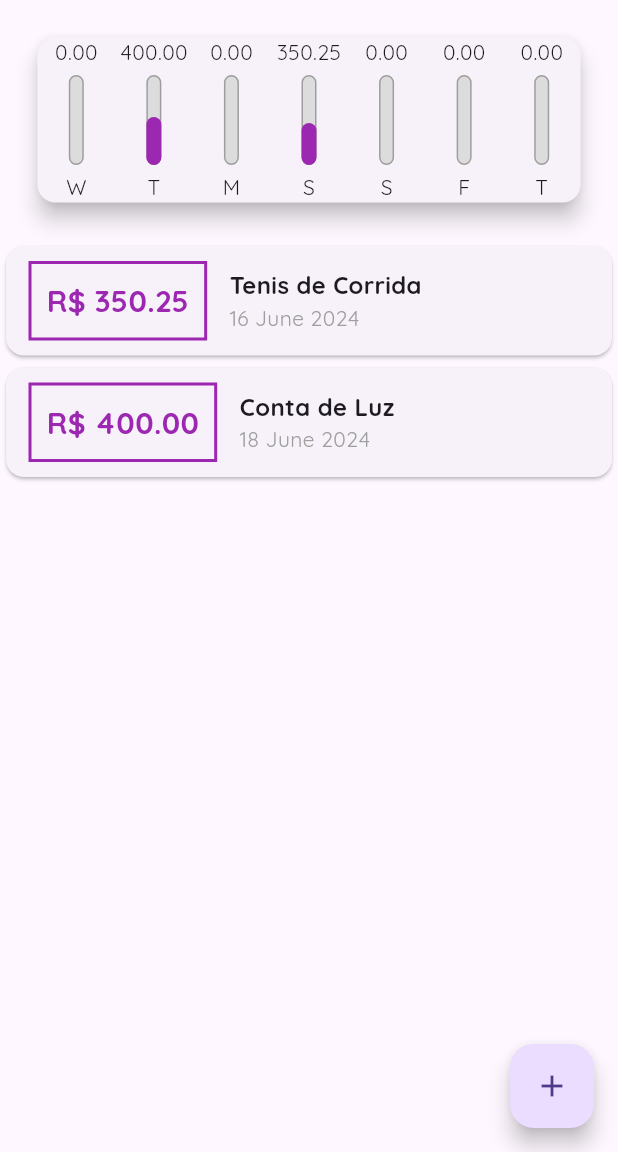
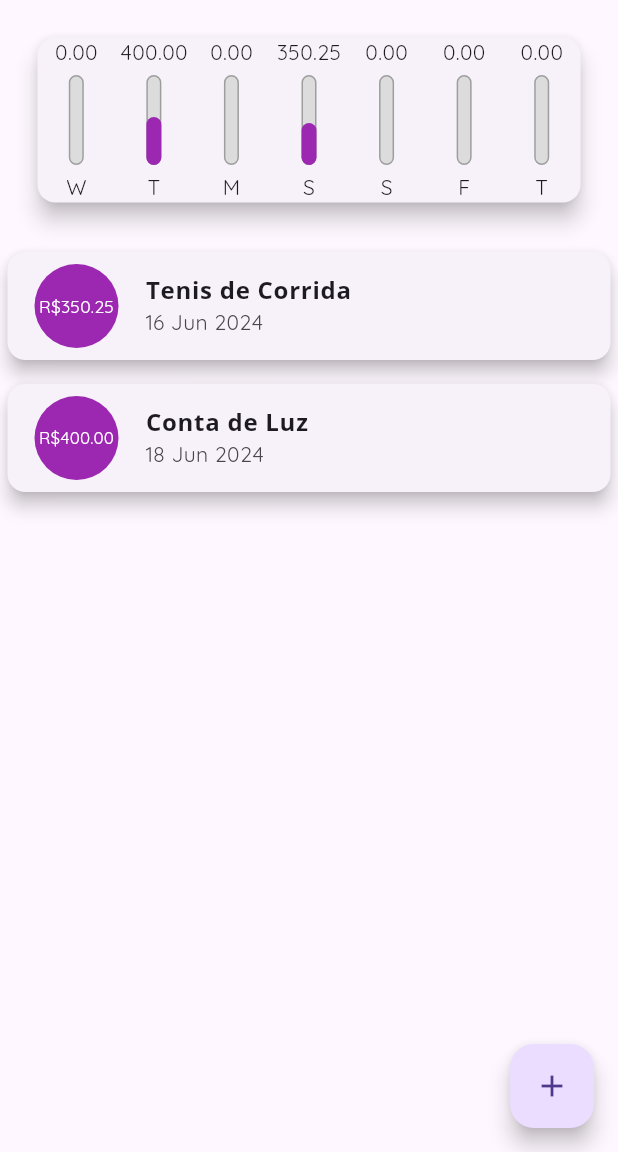
Before and after one commit to juniin1233/Expenses, a Flutter app: the screen it shows after launch, on a phone screen of 412 x 824 dp, the part 84-1236 px from its top. Run offline on Flutter 3.47's test engine with Material 3 defaults, Android fonts, the phone set to English and light mode, and no system bars.

Commit message:
Modificações
Mudei a estrutura da lista de transações, colocando um ListTile(). Pois o código fica mais limpo, e com menos informações.

```diff
--- a/expenses/lib/widgets/transaction_list.dart
+++ b/expenses/lib/widgets/transaction_list.dart
@@ -31,8 +31,48 @@ class TransactionList extends StatelessWidget {
           : ListView.builder(
               itemCount: transactions.length,
               itemBuilder: (ctx, i) {
-                final e = transactions[i];
+                final tr = transactions[i];
                 return Card(
+                  elevation: 5,
+                  margin: const EdgeInsets.symmetric(
+                    vertical: 8,
+                    horizontal: 5,
+                  ),
+                  child: ListTile(
+                    leading: CircleAvatar(
+                      backgroundColor: Colors.purple,
+                      radius: 30,
+                      child: Padding(
+                        padding: const EdgeInsets.all(5),
+                        child: FittedBox(
+                          child: Text(
+                            'R\$${tr.value.toStringAsFixed(2)}',
+                            style: const TextStyle(color: Colors.white),
+                          ),
+                        ),
+                      ),
+                    ),
+                    title: Text(
+                      tr.title,
+                      style: const TextStyle(
+                        fontWeight: FontWeight.bold,
+                        fontSize: 16,
+                        fontFamily: 'OpenSans',
+                      ),
+                    ),
+                    subtitle: Text(DateFormat('dd MMM y').format(tr.date)),
+                  ),
+                );
+              },
+            ),
+    );
+  }
+}
+
+
+/*
+
+                Card(
                   child: Row(
                     children: [
                       Container(
@@ -48,13 +88,13 @@ class TransactionList extends StatelessWidget {
                         ),
                         padding: const EdgeInsets.all(10),
                         child: Text(
-                          /*
+                        /*
 
                           Esse metodo *.toStringAsFixed()* Recebe um valor int.
                           Funciona quantos casas decimais estaram no número
 
                         */
-                          'R\$ ${e.value.toStringAsFixed(2)}',
+                          'R\$ ${tr.value.toStringAsFixed(2)}',
                           style: const TextStyle(
                               fontWeight: FontWeight.bold,
                               fontSize: 20,
@@ -65,21 +105,21 @@ class TransactionList extends StatelessWidget {
                         crossAxisAlignment: CrossAxisAlignment.start,
                         children: [
                           Text(
-                            e.title,
+                            tr.title,
                             style: const TextStyle(
                               fontSize: 16,
                               fontWeight: FontWeight.bold,
                             ),
                           ),
                           Text(
-                            // e.date.toString(),
+                            // tr.date.toString(),
                             // Melhor jeito de formatar data
                             // h = hora em 12h e H = hora em 24h
                             // m = minutos e M = Mês
                             // d = dia do mês e D = dia do ano
                             // E = Dia da Semana
 
-                            DateFormat('dd MMMM y').format(e.date),
+                            DateFormat('dd MMMM y').format(tr.date),
                             // e.date.toString(),
                             style: const TextStyle(color: Colors.grey),
                           ),
@@ -88,8 +128,4 @@ class TransactionList extends StatelessWidget {
                     ],
                   ),
                 );
-              },
-            ),
-    );
-  }
-}
+*/
```
